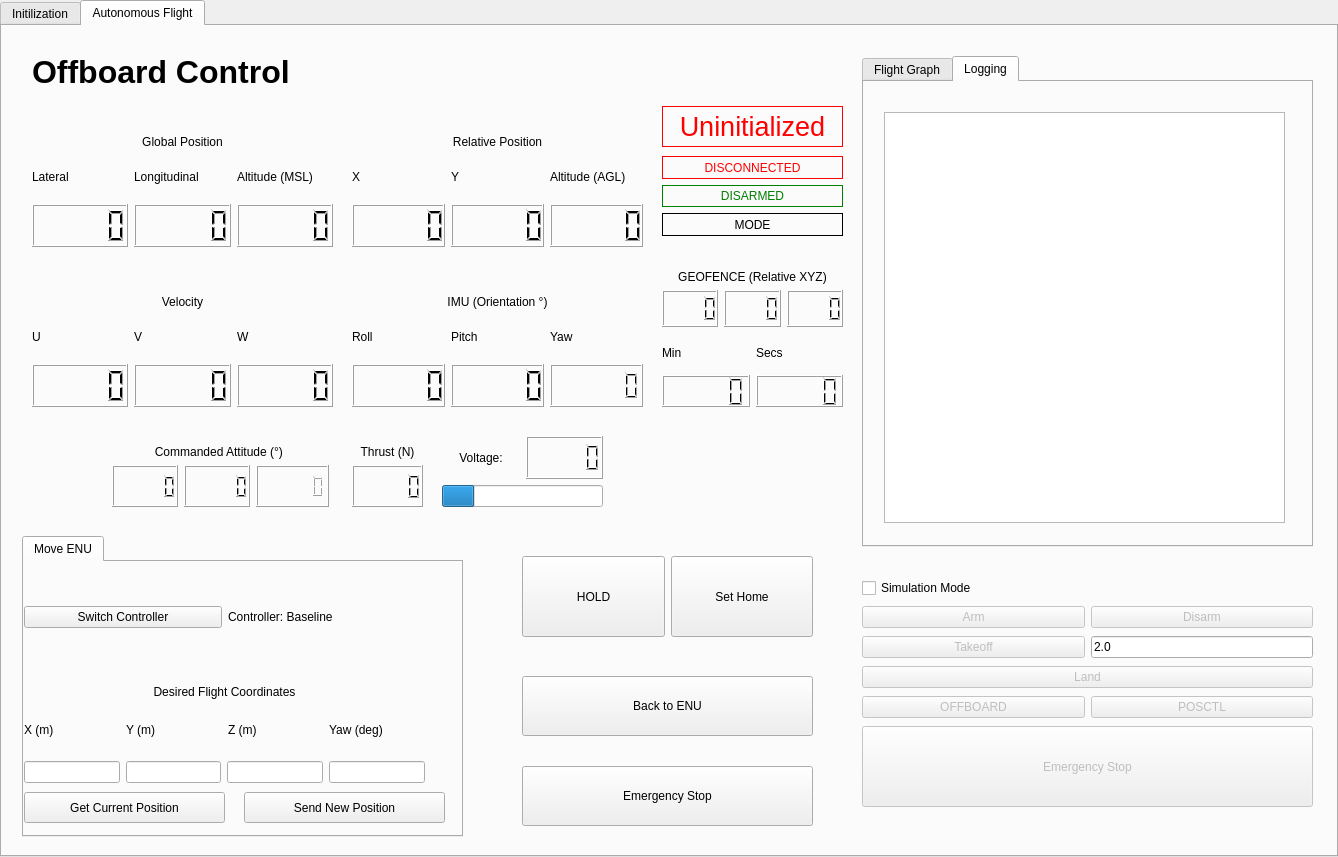
Qt form src/GUI/GUI_Sampler.ui (FSC-Lab/ros2_ground_station_gui) before a commit.
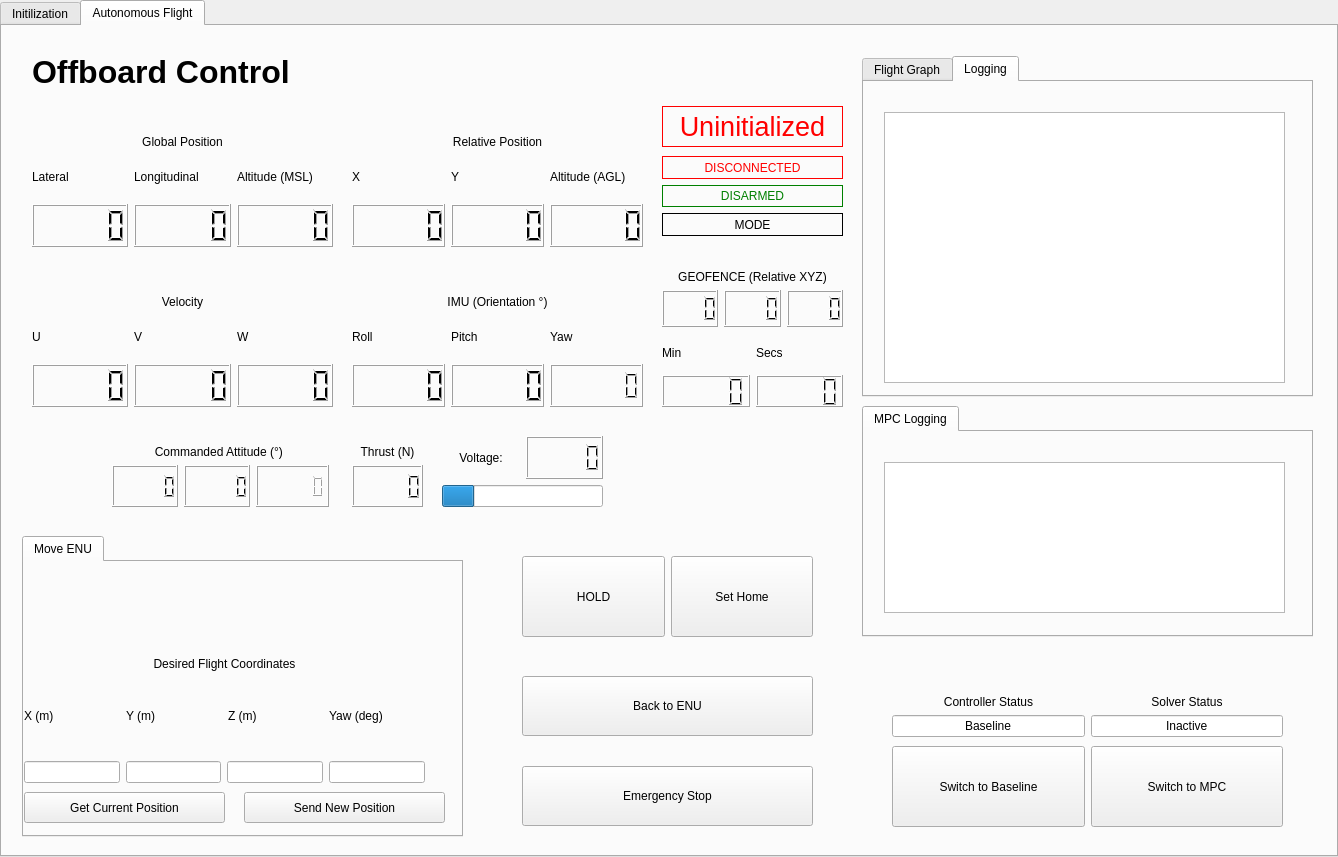
The same form after that commit.

Commit message: Update the GUI to match different controller node status

```diff
--- a/src/GUI/GUI_Sampler.ui
+++ b/src/GUI/GUI_Sampler.ui
@@ -748,7 +748,7 @@
       <x>860</x>
       <y>30</y>
       <width>451</width>
-      <height>491</height>
+      <height>341</height>
      </rect>
     </property>
     <property name="currentIndex">
@@ -779,7 +779,7 @@
         <x>20</x>
         <y>30</y>
         <width>401</width>
-        <height>411</height>
+        <height>271</height>
        </rect>
       </property>
      </widget>
@@ -812,22 +812,7 @@
       </property>
       <layout class="QVBoxLayout" name="DesiredFlightLayout">
        <item>
-        <layout class="QHBoxLayout" name="horizontalLayout_2">
-         <item>
-          <widget class="QPushButton" name="SwitchController">
-           <property name="text">
-            <string>Switch Controller</string>
-           </property>
-          </widget>
-         </item>
-         <item>
-          <widget class="QLabel" name="ControllerMode">
-           <property name="text">
-            <string>Controller: Baseline</string>
-           </property>
-          </widget>
-         </item>
-        </layout>
+        <layout class="QHBoxLayout" name="horizontalLayout_2"/>
        </item>
        <item>
         <widget class="QLabel" name="DesiredFlightCoordinates">
@@ -937,127 +922,7 @@
      <string>Back to ENU</string>
     </property>
    </widget>
-   <widget class="QWidget" name="gridLayoutWidget_3">
-    <property name="geometry">
-     <rect>
-      <x>860</x>
-      <y>550</y>
-      <width>451</width>
-      <height>149</height>
-     </rect>
-    </property>
-    <layout class="QGridLayout" name="gridLayout_2">
-     <property name="sizeConstraint">
-      <enum>QLayout::SetNoConstraint</enum>
-     </property>
-     <item row="3" column="1">
-      <widget class="QLineEdit" name="TakeoffHeight">
-       <property name="sizePolicy">
-        <sizepolicy hsizetype="Minimum" vsizetype="Fixed">
-         <horstretch>0</horstretch>
-         <verstretch>0</verstretch>
-        </sizepolicy>
-       </property>
-       <property name="text">
-        <string>2.0</string>
-       </property>
-      </widget>
-     </item>
-     <item row="2" column="1">
-      <widget class="QPushButton" name="DISARM">
-       <property name="enabled">
-        <bool>false</bool>
-       </property>
-       <property name="text">
-        <string>Disarm</string>
-       </property>
-      </widget>
-     </item>
-     <item row="0" column="0">
-      <widget class="QCheckBox" name="SimulationMode">
-       <property name="text">
-        <string>Simulation Mode</string>
-       </property>
-       <property name="checked">
-        <bool>false</bool>
-       </property>
-      </widget>
-     </item>
-     <item row="4" column="0" colspan="2">
-      <widget class="QPushButton" name="Land">
-       <property name="enabled">
-        <bool>false</bool>
-       </property>
-       <property name="sizePolicy">
-        <sizepolicy hsizetype="Preferred" vsizetype="Fixed">
-         <horstretch>0</horstretch>
-         <verstretch>0</verstretch>
-        </sizepolicy>
-       </property>
-       <property name="text">
-        <string>Land</string>
-       </property>
-      </widget>
-     </item>
-     <item row="3" column="0">
-      <widget class="QPushButton" name="Takeoff">
-       <property name="enabled">
-        <bool>false</bool>
-       </property>
-       <property name="text">
-        <string>Takeoff</string>
-       </property>
-      </widget>
-     </item>
-     <item row="2" column="0">
-      <widget class="QPushButton" name="ARM">
-       <property name="enabled">
-        <bool>false</bool>
-       </property>
-       <property name="text">
-        <string>Arm</string>
-       </property>
-      </widget>
-     </item>
-     <item row="5" column="0">
-      <widget class="QPushButton" name="OFFBOARD">
-       <property name="enabled">
-        <bool>false</bool>
-       </property>
-       <property name="text">
-        <string>OFFBOARD</string>
-       </property>
-      </widget>
-     </item>
-     <item row="5" column="1">
-      <widget class="QPushButton" name="POSCTL">
-       <property name="enabled">
-        <bool>false</bool>
-       </property>
-       <property name="text">
-        <string>POSCTL</string>
-       </property>
-      </widget>
-     </item>
-    </layout>
-   </widget>
    <widget class="QPushButton" name="EmergencyStop">
-    <property name="enabled">
-     <bool>false</bool>
-    </property>
-    <property name="geometry">
-     <rect>
-      <x>860</x>
-      <y>700</y>
-      <width>451</width>
-      <height>81</height>
-     </rect>
-    </property>
-    <property name="text">
-     <string>Emergency Stop</string>
-    </property>
-   </widget>
-   <widget class="QPushButton" name="EmergencyStop_2">
     <property name="geometry">
      <rect>
       <x>520</x>
@@ -1081,6 +946,151 @@
     </property>
     <layout class="QGridLayout" name="gridLayout"/>
    </widget>
+   <widget class="QWidget" name="gridLayoutWidget_5">
+    <property name="geometry">
+     <rect>
+      <x>890</x>
+      <y>720</y>
+      <width>391</width>
+      <height>81</height>
+     </rect>
+    </property>
+    <layout class="QGridLayout" name="gridLayout_4">
+     <property name="sizeConstraint">
+      <enum>QLayout::SetMinimumSize</enum>
+     </property>
+     <item row="1" column="1">
+      <widget class="QPushButton" name="SwitchMPC">
+       <property name="sizePolicy">
+        <sizepolicy hsizetype="Preferred" vsizetype="Preferred">
+         <horstretch>0</horstretch>
+         <verstretch>0</verstretch>
+        </sizepolicy>
+       </property>
+       <property name="text">
+        <string>Switch to MPC</string>
+       </property>
+      </widget>
+     </item>
+     <item row="1" column="0">
+      <widget class="QPushButton" name="SwitchBaseline">
+       <property name="sizePolicy">
+        <sizepolicy hsizetype="Preferred" vsizetype="Preferred">
+         <horstretch>0</horstretch>
+         <verstretch>0</verstretch>
+        </sizepolicy>
+       </property>
+       <property name="text">
+        <string>Switch to Baseline</string>
+       </property>
+       <property name="iconSize">
+        <size>
+         <width>16</width>
+         <height>16</height>
+        </size>
+       </property>
+       <property name="shortcut">
+        <string>Esc</string>
+       </property>
+       <property name="checkable">
+        <bool>false</bool>
+       </property>
+       <property name="autoDefault">
+        <bool>false</bool>
+       </property>
+       <property name="default">
+        <bool>false</bool>
+       </property>
+       <property name="flat">
+        <bool>false</bool>
+       </property>
+      </widget>
+     </item>
+    </layout>
+   </widget>
+   <widget class="QTabWidget" name="Additional_Function_2">
+    <property name="geometry">
+     <rect>
+      <x>860</x>
+      <y>380</y>
+      <width>451</width>
+      <height>231</height>
+     </rect>
+    </property>
+    <property name="currentIndex">
+     <number>0</number>
+    </property>
+    <widget class="QWidget" name="tab_4">
+     <attribute name="title">
+      <string>MPC Logging</string>
+     </attribute>
+     <widget class="QTextBrowser" name="MpcLogging">
+      <property name="geometry">
+       <rect>
+        <x>20</x>
+        <y>30</y>
+        <width>401</width>
+        <height>151</height>
+       </rect>
+      </property>
+     </widget>
+    </widget>
+   </widget>
+   <widget class="QWidget" name="layoutWidget">
+    <property name="geometry">
+     <rect>
+      <x>890</x>
+      <y>630</y>
+      <width>391</width>
+      <height>81</height>
+     </rect>
+    </property>
+    <layout class="QGridLayout" name="gridLayout_2">
+     <item row="0" column="0">
+      <widget class="QLabel" name="DesiredFlightCoordinates_2">
+       <property name="text">
+        <string>Controller Status</string>
+       </property>
+       <property name="alignment">
+        <set>Qt::AlignBottom|Qt::AlignHCenter</set>
+       </property>
+      </widget>
+     </item>
+     <item row="0" column="1">
+      <widget class="QLabel" name="DesiredFlightCoordinates_3">
+       <property name="text">
+        <string>Solver Status</string>
+       </property>
+       <property name="alignment">
+        <set>Qt::AlignBottom|Qt::AlignHCenter</set>
+       </property>
+      </widget>
+     </item>
+     <item row="1" column="0">
+      <widget class="QLineEdit" name="ControllerMode">
+       <property name="text">
+        <string>Baseline</string>
+       </property>
+       <property name="alignment">
+        <set>Qt::AlignCenter</set>
+       </property>
+      </widget>
+     </item>
+     <item row="1" column="1">
+      <widget class="QLineEdit" name="SolverMode">
+       <property name="text">
+        <string>Inactive</string>
+       </property>
+       <property name="maxLength">
+        <number>32766</number>
+       </property>
+       <property name="alignment">
+        <set>Qt::AlignCenter</set>
+       </property>
+      </widget>
+     </item>
+    </layout>
+   </widget>
   </widget>
  </widget>
  <resources/>
```
Left out of the diff: 28 changed lines with no effect on the pictures. The commit also changes 4 other files.
